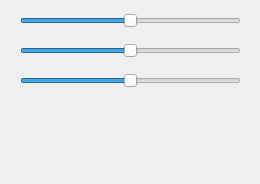
baealex/imagekyll, file src/rgb_changer.ui: the form before one commit.
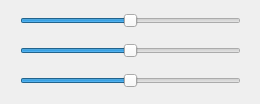
The form after the commit.

```diff
--- a/src/rgb_changer.ui
+++ b/src/rgb_changer.ui
@@ -7,7 +7,7 @@
     <x>0</x>
     <y>0</y>
     <width>260</width>
-    <height>184</height>
+    <height>104</height>
    </rect>
   </property>
   <property name="windowTitle">
```
